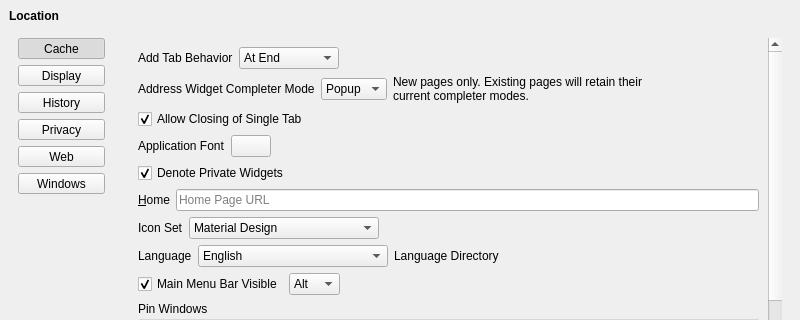
This is UI/dooble_settings.ui in textbrowser/dooble as Qt 5 draws it before an edit; both pictures show x 0 to 800 and y 0 to 320 of the 800 by 600 pixel window. The edited form follows.
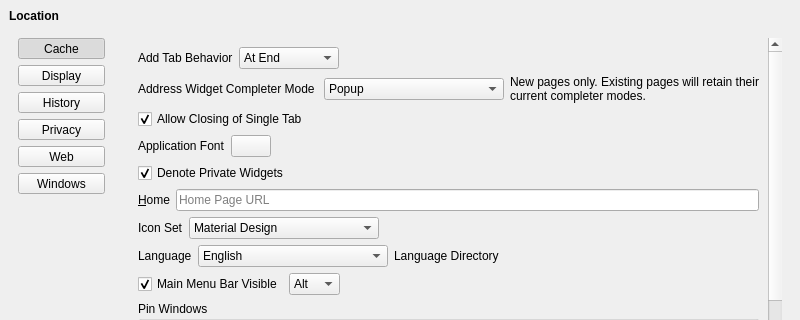
This is the edited form. The open tabs and pages were chosen to show the change. Icons and pictures are not drawn.

Commit message: Removed widget.

```diff
--- a/UI/dooble_settings.ui
+++ b/UI/dooble_settings.ui
@@ -459,19 +459,6 @@
                   </property>
                  </widget>
                 </item>
-                <item>
-                 <spacer name="horizontalSpacer_26">
-                  <property name="orientation">
-                   <enum>Qt::Horizontal</enum>
-                  </property>
-                  <property name="sizeHint" stdset="0">
-                   <size>
-                    <width>40</width>
-                    <height>20</height>
-                   </size>
-                  </property>
-                 </spacer>
-                </item>
                </layout>
               </item>
               <item>
```
